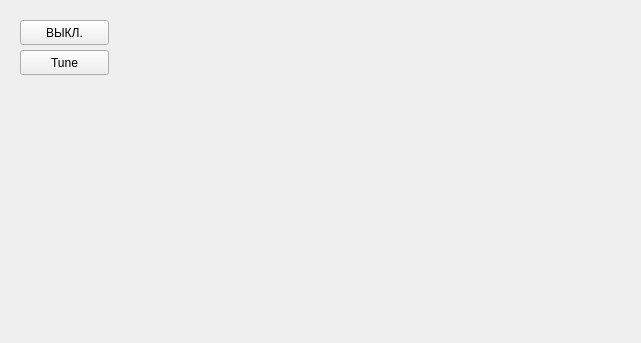
Old version of the form controller/form.ui in the repository rn3kk/RemoteTubeAmplifaier.
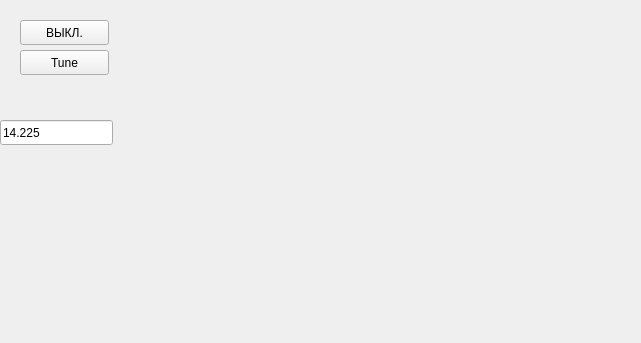
New version of the form.

The edit to the form file:
```diff
--- a/controller/form.ui
+++ b/controller/form.ui
@@ -50,6 +50,19 @@
     <string>Tune</string>
    </property>
   </widget>
+  <widget class="QLineEdit" name="lineEdit">
+   <property name="geometry">
+    <rect>
+     <x>0</x>
+     <y>120</y>
+     <width>113</width>
+     <height>25</height>
+    </rect>
+   </property>
+   <property name="text">
+    <string>14.225</string>
+   </property>
+  </widget>
  </widget>
  <resources/>
  <connections/>
```
